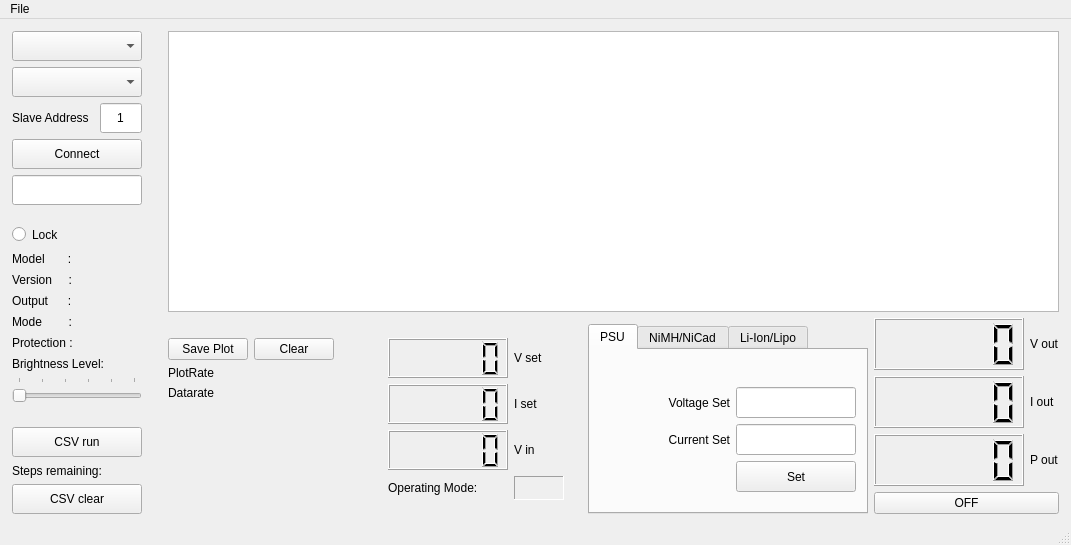
First picture: the form in source_files/dps_GUI.ui, repository lambcutlet/DPS5005_pyGUI, before the edit.
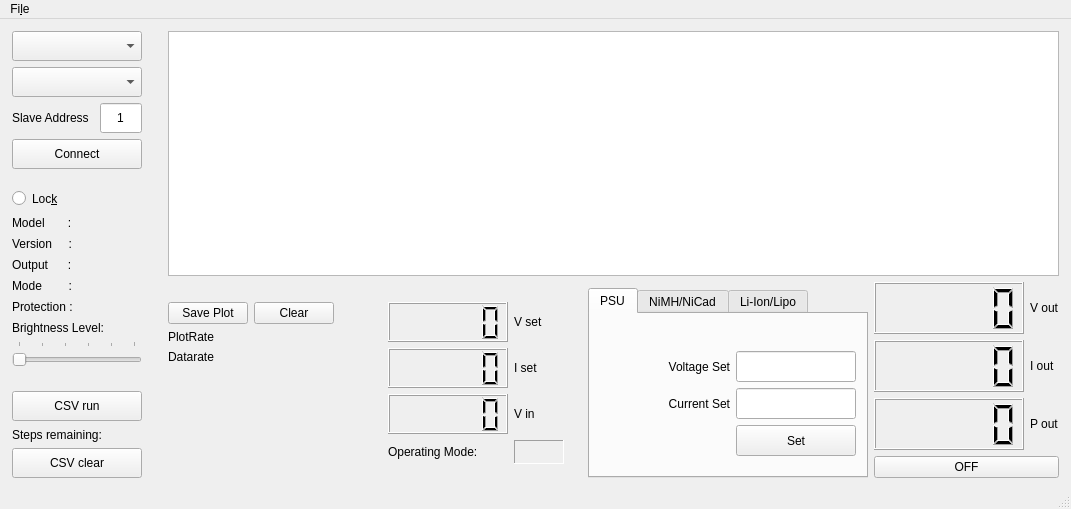
Second picture: the form after the edit. Custom widgets are drawn as their Qt base class.

Diff of the .ui file:
```diff
--- a/source_files/dps_GUI.ui
+++ b/source_files/dps_GUI.ui
@@ -7,7 +7,7 @@
     <x>0</x>
     <y>0</y>
     <width>1071</width>
-    <height>545</height>
+    <height>509</height>
    </rect>
   </property>
   <property name="windowTitle">
@@ -168,28 +168,6 @@
         </property>
        </widget>
       </item>
-      <item>
-       <widget class="QLineEdit" name="lineEdit_info">
-        <property name="sizePolicy">
-         <sizepolicy hsizetype="Fixed" vsizetype="Fixed">
-          <horstretch>0</horstretch>
-          <verstretch>0</verstretch>
-         </sizepolicy>
-        </property>
-        <property name="minimumSize">
-         <size>
-          <width>130</width>
-          <height>30</height>
-         </size>
-        </property>
-        <property name="maximumSize">
-         <size>
-          <width>130</width>
-          <height>30</height>
-         </size>
-        </property>
-       </widget>
-      </item>
       <item>
        <spacer name="verticalSpacer_3">
         <property name="orientation">
@@ -224,7 +202,7 @@
          </size>
         </property>
         <property name="text">
-         <string>Lock</string>
+         <string>Loc&amp;k</string>
         </property>
         <property name="autoExclusive">
          <bool>false</bool>
@@ -1728,7 +1706,7 @@
    </property>
    <widget class="QMenu" name="menuFile">
     <property name="title">
-     <string>File</string>
+     <string>Fi&amp;le</string>
     </property>
     <addaction name="actionOpen"/>
     <addaction name="separator"/>
```
Left out of the diff: 4 changed lines with no effect on the pictures.
